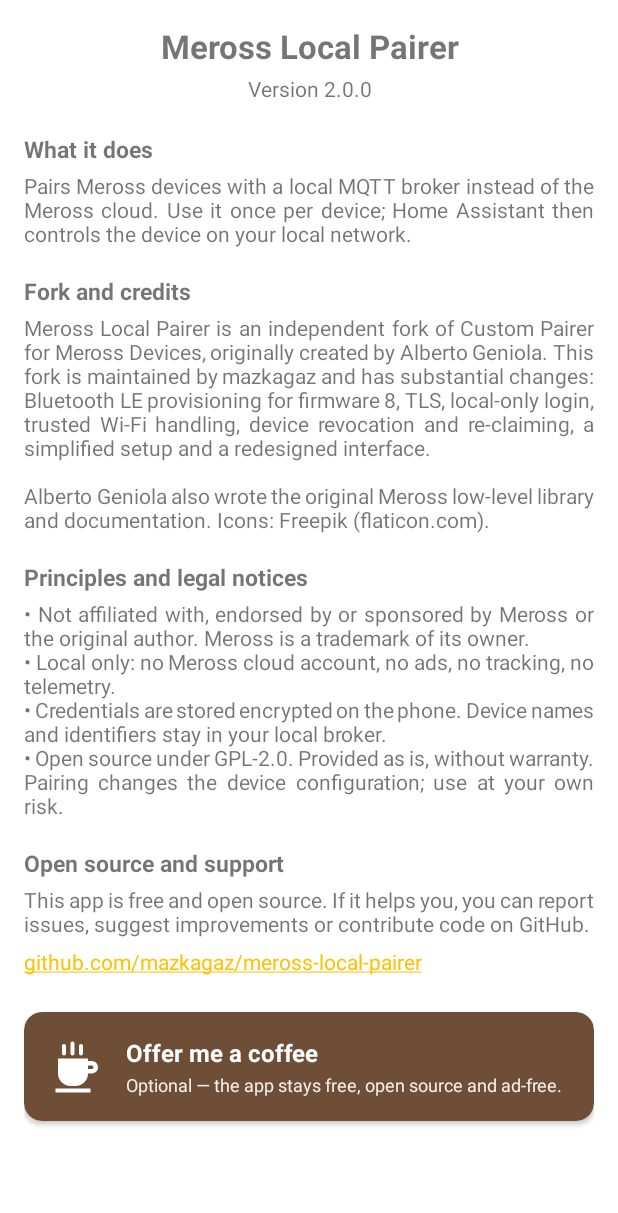
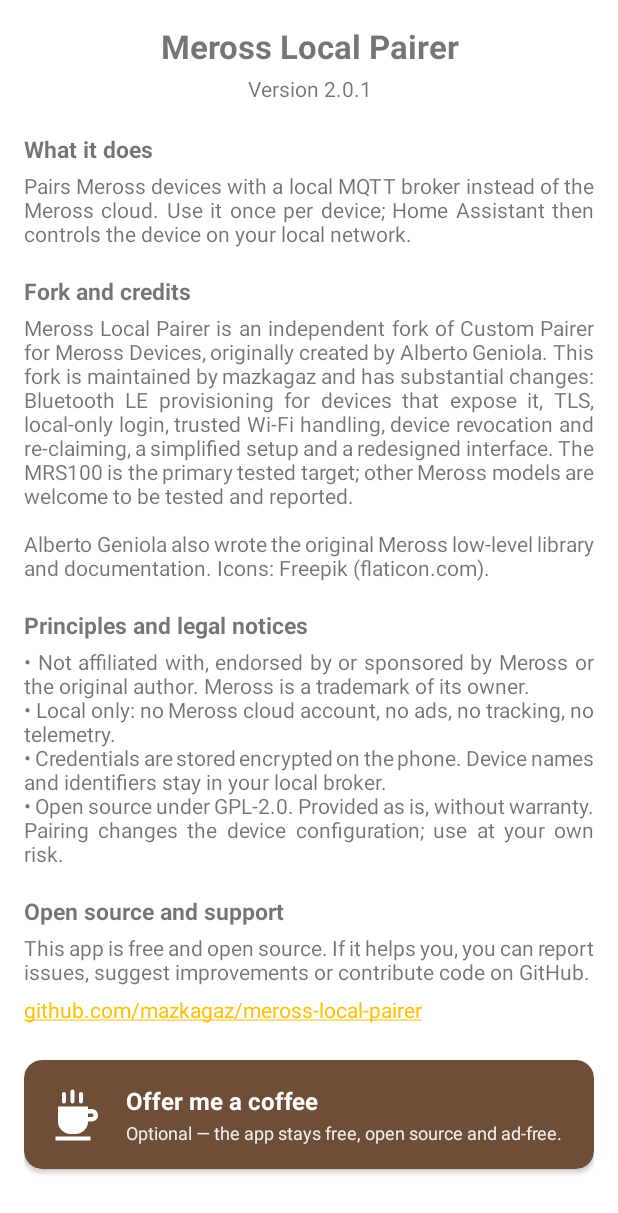
Before and after one commit to mazkagaz/meross-local-pairer, an Android app: the fragment AboutFragment shown on its own in the app's theme, on a phone screen of 412 x 824 dp. Shown: the top 1213 px of the screen. Run offline under Robolectric (Android 15) with nearby library versions, the phone set to English and light mode, and no system bars.

Commit message:
chore: release 2.0.1
Align the app text and documentation with the real pairing options: Wi-Fi AP
and Bluetooth LE, without generic firmware numbers. Bump to 2.0.1 (64) and
refresh the F-Droid and Fastlane metadata.

```diff
--- a/app/build.gradle
+++ b/app/build.gradle
@@ -10,8 +10,8 @@ android {
         minSdkVersion 16
         multiDexEnabled true
         targetSdkVersion 35
-        versionCode 63
-        versionName "2.0.0"
+        versionCode 64
+        versionName "2.0.1"
         testInstrumentationRunner "androidx.test.runner.AndroidJUnitRunner"
     }
 
--- a/app/src/main/java/org/localpairer/BlePairActivity.java
+++ b/app/src/main/java/org/localpairer/BlePairActivity.java
@@ -44,7 +44,7 @@ import java.net.URISyntaxException;
 import java.util.ArrayList;
 import java.util.List;
 
-/** Bluetooth provisioning path for firmware 8 devices such as the MRS100. */
+/** Bluetooth provisioning path for devices that expose the Meross BLE service, such as recent MRS100 units. */
 public class BlePairActivity extends AppCompatActivity implements MerossBleClient.Callback {
     public static final String EXTRA_ADDRESS = "ble_address";
     public static final String EXTRA_NAME = "ble_name";
@@ -82,7 +82,7 @@ public class BlePairActivity extends AppCompatActivity implements MerossBleClien
         super.onCreate(savedInstanceState);
         initialAddress = getIntent().getStringExtra(EXTRA_ADDRESS);
         initialName = getIntent().getStringExtra(EXTRA_NAME);
-        setTitle("Bluetooth pairing (firmware 8)");
+        setTitle("Bluetooth pairing");
         getWindow().addFlags(android.view.WindowManager.LayoutParams.FLAG_KEEP_SCREEN_ON);
         buildUi();
         if (Build.VERSION.SDK_INT < Build.VERSION_CODES.LOLLIPOP) {
@@ -479,7 +479,7 @@ public class BlePairActivity extends AppCompatActivity implements MerossBleClien
             if (granted) {
                 startBluetooth();
             } else {
-                setStatus("Bluetooth permissions are required for firmware 8 pairing.");
+                setStatus("Bluetooth permissions are required for Bluetooth pairing.");
             }
         }
     }
--- a/app/src/main/res/values/strings.xml
+++ b/app/src/main/res/values/strings.xml
@@ -97,7 +97,7 @@
     <string name="about_text_body">Pairs Meross devices with a local MQTT broker instead of the Meross cloud. Use it once per device; Home Assistant then controls the device on your local network.</string>
     <string name="about_version_format">Version %1$s</string>
     <string name="about_fork_title">Fork and credits</string>
-    <string name="about_fork_body">Meross Local Pairer is an independent fork of Custom Pairer for Meross Devices, originally created by Alberto Geniola. This fork is maintained by mazkagaz and has substantial changes: Bluetooth LE provisioning for firmware 8, TLS, local-only login, trusted Wi-Fi handling, device revocation and re-claiming, a simplified setup and a redesigned interface.\n\nAlberto Geniola also wrote the original Meross low-level library and documentation. Icons: Freepik (flaticon.com).</string>
+    <string name="about_fork_body">Meross Local Pairer is an independent fork of Custom Pairer for Meross Devices, originally created by Alberto Geniola. This fork is maintained by mazkagaz and has substantial changes: Bluetooth LE provisioning for devices that expose it, TLS, local-only login, trusted Wi-Fi handling, device revocation and re-claiming, a simplified setup and a redesigned interface. The MRS100 is the primary tested target; other Meross models are welcome to be tested and reported.\n\nAlberto Geniola also wrote the original Meross low-level library and documentation. Icons: Freepik (flaticon.com).</string>
     <string name="about_legal_title">Principles and legal notices</string>
     <string name="about_legal_body">• Not affiliated with, endorsed by or sponsored by Meross or the original author. Meross is a trademark of its owner.\n• Local only: no Meross cloud account, no ads, no tracking, no telemetry.\n• Credentials are stored encrypted on the phone. Device names and identifiers stay in your local broker.\n• Open source under GPL-2.0. Provided as is, without warranty. Pairing changes the device configuration; use at your own risk.</string>
     <string name="about_support_title">Open source and support</string>
```
Also changed, not shown: 7 other files.
